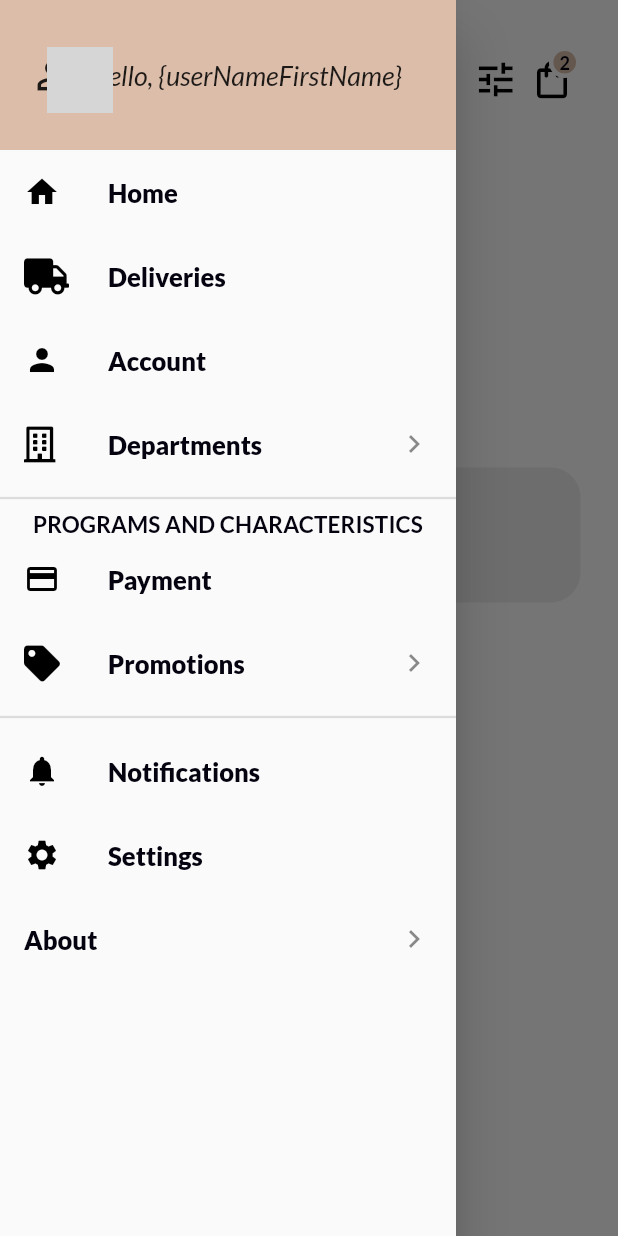
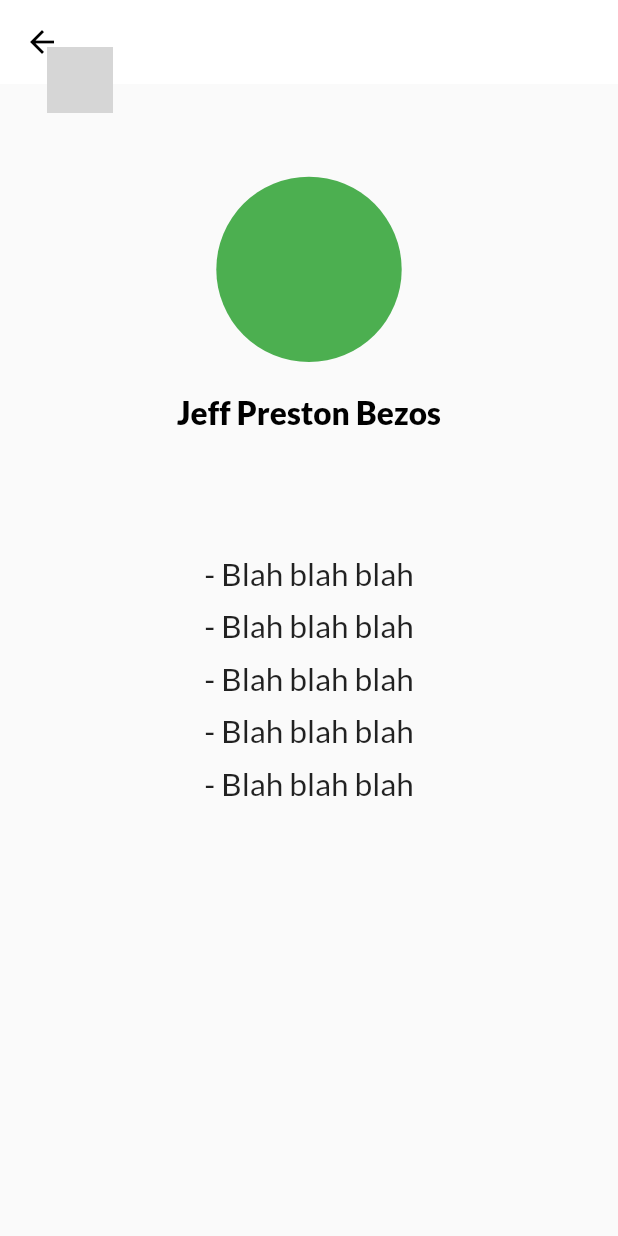
Before and after one commit to caiseL/SimpleShoppingAppFlutter, a Flutter app: the screen it shows after launch, in the side drawer, after a tap on "Account", on a phone screen of 412 x 824 dp. Run offline on Flutter 3.47's test engine with Material 2 defaults, Android fonts, the light colour scheme and no system bars; drawn by our look-alikes of cached_network_image; our stand-ins replace flutter_swiper, font_awesome_flutter, page_transition, photo_view; network calls fail; grey boxes are pictures that could not be loaded.

Commit message:
Account page added

```diff
--- a/lib/main.dart
+++ b/lib/main.dart
@@ -1,4 +1,5 @@
 import 'package:flutter/material.dart';
+import 'package:shopping_app/src/pages/account_page.dart';
 import 'package:shopping_app/src/pages/categories_page.dart';
 import 'package:shopping_app/src/pages/home_page.dart';
 import 'package:shopping_app/src/pages/product_images.dart';
@@ -49,6 +50,11 @@
             return PageTransition(
                 child: CategoriesPage(), type: PageTransitionType.fade);
             break;
+
+          case 'account':
+            return PageTransition(
+                child: AccountPage(), type: PageTransitionType.fade);
+            break;
           default:
             return null;
         }
--- a/lib/src/pages/account_page.dart
+++ b/lib/src/pages/account_page.dart
@@ -0,0 +1,51 @@
+import 'package:flutter/material.dart';
+
+class AccountPage extends StatelessWidget {
+  const AccountPage({Key key}) : super(key: key);
+
+  @override
+  Widget build(BuildContext context) {
+    final size = MediaQuery.of(context).size;
+    return Scaffold(
+        appBar: AppBar(
+          backgroundColor: Theme.of(context).backgroundColor,
+          leading: IconButton(
+            icon: Icon(Icons.arrow_back_outlined),
+            color: Colors.black,
+            onPressed: () {
+              Navigator.of(context).pop();
+            },
+          ),
+        ),
+        body: Column(
+          children: [
+            SizedBox(
+              height: size.height * 0.075,
+            ),
+            Center(
+              child: CircleAvatar(
+                radius: size.height * 0.075,
+                backgroundColor: Colors.green,
+              ),
+            ),
+            Padding(
+              padding: EdgeInsets.only(
+                  bottom: (size.height * 0.1), top: (size.height * 0.025)),
+              child: Text("Jeff Preston Bezos",
+                  style: Theme.of(context).textTheme.headline5),
+            ),
+            Text("- Blah blah blah", style: TextStyle(fontSize: 21.0)),
+            Padding(
+              padding: const EdgeInsets.symmetric(vertical: 10.0),
+              child: Text("- Blah blah blah", style: TextStyle(fontSize: 21.0)),
+            ),
+            Text("- Blah blah blah", style: TextStyle(fontSize: 21.0)),
+            Padding(
+              padding: const EdgeInsets.symmetric(vertical: 10.0),
+              child: Text("- Blah blah blah", style: TextStyle(fontSize: 21.0)),
+            ),
+            Text("- Blah blah blah", style: TextStyle(fontSize: 21.0)),
+          ],
+        ));
+  }
+}
--- a/lib/src/widgets/custom_drawer.dart
+++ b/lib/src/widgets/custom_drawer.dart
@@ -53,22 +53,13 @@
             ),
           ),
           ListTile(
-            leading: FaIcon(
-              FontAwesomeIcons.truck,
-              color: Colors.black,
-            ),
-            onTap: () {},
-            title: Text(
-              "Deliveries",
-              style: Theme.of(context).textTheme.subtitle1,
-            ),
-          ),
-          ListTile(
             leading: Icon(
               Icons.person,
               color: Colors.black,
             ),
-            onTap: () {},
+            onTap: () {
+              Navigator.of(context).pushNamed("account");
+            },
             title: Text(
               "Account",
               style: Theme.of(context).textTheme.subtitle1,
@@ -88,16 +79,25 @@
             ),
             trailing: Icon(Icons.keyboard_arrow_right),
           ),
+          ListTile(
+            leading: FaIcon(
+              FontAwesomeIcons.truck,
+              color: Colors.black,
+            ),
+            onTap: () {},
+            title: Text(
+              "Deliveries",
+              style: Theme.of(context).textTheme.subtitle1,
+            ),
+          ),
           Divider(
             thickness: 1.5,
           ),
-          Center(
-            child: Padding(
-              padding: const EdgeInsets.symmetric(horizontal: 20.0),
-              child: Text(
-                "PROGRAMS AND CHARACTERISTICS",
-                style: Theme.of(context).textTheme.subtitle2,
-              ),
+          Padding(
+            padding: const EdgeInsets.symmetric(vertical: 10, horizontal: 20.0),
+            child: Text(
+              "Configurations",
+              style: Theme.of(context).textTheme.subtitle1,
             ),
           ),
           ListTile(
@@ -110,18 +110,6 @@
               "Payment",
               style: Theme.of(context).textTheme.subtitle1,
             ),
-          ),
-          ListTile(
-            leading: FaIcon(FontAwesomeIcons.tag, color: Colors.black),
-            onTap: () {},
-            title: Text(
-              "Promotions",
-              style: Theme.of(context).textTheme.subtitle1,
-            ),
-            trailing: Icon(Icons.keyboard_arrow_right),
-          ),
-          Divider(
-            thickness: 1.5,
           ),
           ListTile(
             leading: Icon(Icons.notifications, color: Colors.black),
```
